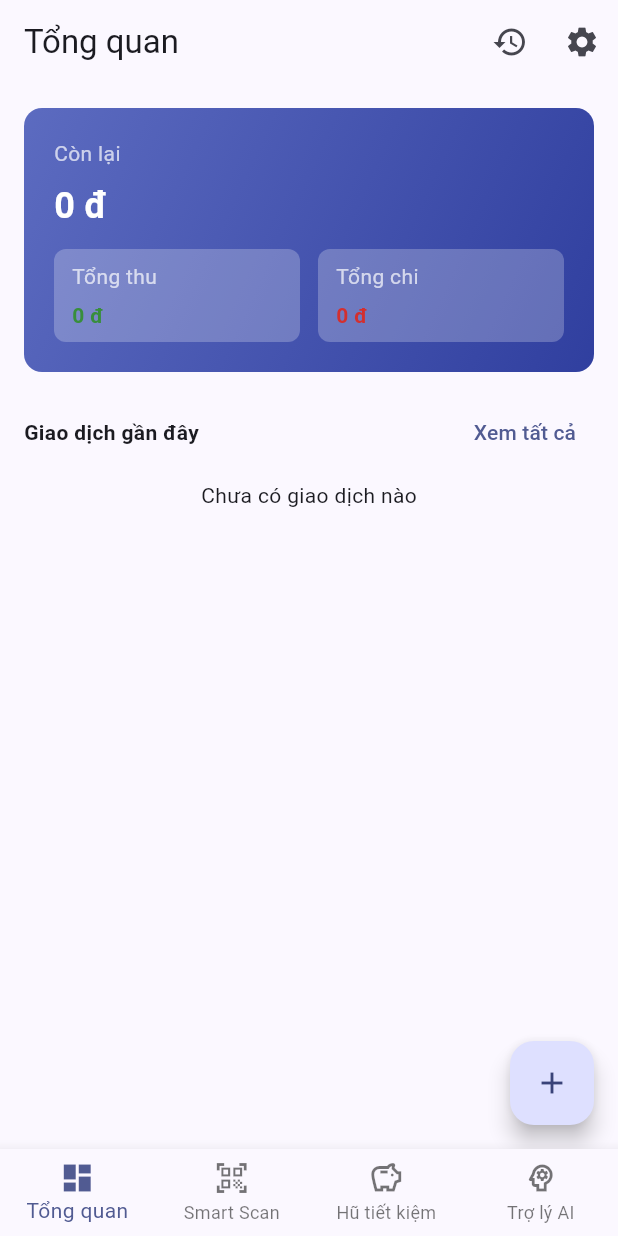
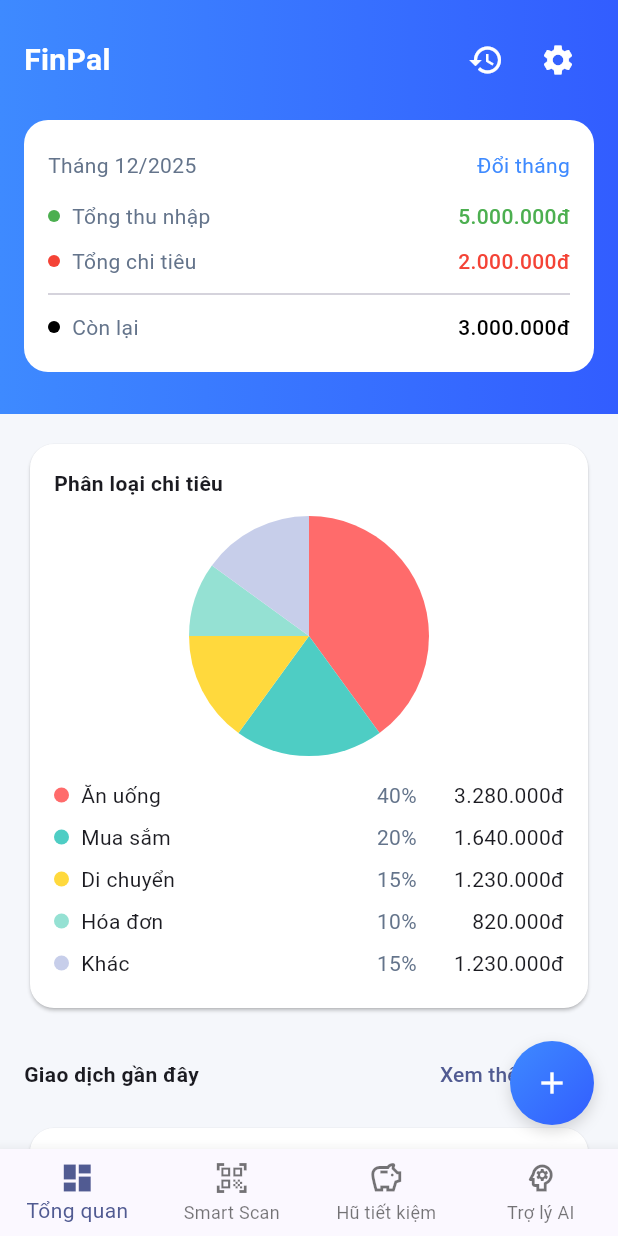
Before and after one commit to huynq2004/FinPal, a Flutter app: the screen it shows after launch, on a phone screen of 412 x 824 dp. Run offline on Flutter 3.47's test engine with Material 3 defaults, Android fonts, the phone set to English and light mode, and no system bars; our stand-ins replace sqflite; accounts and stored records are empty.

Commit message:
[fix] add charts to dashboard

```diff
--- /dev/null
+++ b/lib/domain/models/category_stat.dart
@@ -0,0 +1,15 @@
+import 'package:flutter/material.dart';
+
+class CategoryStat {
+  final String name;
+  final Color color;
+  final double percent; // 0..1
+  final int amount; // VND
+
+  const CategoryStat({
+    required this.name,
+    required this.color,
+    required this.percent,
+    required this.amount,
+  });
+}
--- a/lib/ui/screens/dashboard_screen.dart
+++ b/lib/ui/screens/dashboard_screen.dart
@@ -3,9 +3,11 @@ import 'package:provider/provider.dart';
 import 'package:intl/intl.dart';
 
 import '../viewmodels/dashboard_viewmodel.dart';
-import 'manual_transaction_screen.dart';
+import '../widgets/pie_chart.dart';
+import '../widgets/transaction_tile.dart';
 import 'settings_screen.dart';
 import 'transaction_history_screen.dart';
+import 'manual_transaction_screen.dart';
 
 class DashboardScreen extends StatefulWidget {
   const DashboardScreen({super.key});
@@ -18,8 +20,6 @@ class _DashboardScreenState extends State<DashboardScreen> {
   @override
   void initState() {
     super.initState();
-
-    // Load summary lần đầu
     WidgetsBinding.instance.addPostFrameCallback((_) {
       final now = DateTime.now();
       context.read<DashboardViewModel>().loadSummary(now.year, now.month);
@@ -28,88 +28,113 @@ class _DashboardScreenState extends State<DashboardScreen> {
 
   @override
   Widget build(BuildContext context) {
+    final fmt = NumberFormat.decimalPattern('vi');
+    String money(int v) => '${fmt.format(v)}đ';
+
     return Scaffold(
-      appBar: AppBar(
-        title: const Text('Tổng quan'),
-        actions: [
-          // ✅ Mở Transaction History
+      backgroundColor: const Color(0xFFF5F7FB),
+      body: Consumer<DashboardViewModel>(
+        builder: (context, vm, _) {
+          return SingleChildScrollView(
+            child: Column(
+              children: [
+                /// ================= HEADER =================
+                Container(
+                  width: double.infinity,
+                  padding: EdgeInsets.fromLTRB(16, MediaQuery.of(context).padding.top + 16, 16, 28),
+                  decoration: const BoxDecoration(
+                    gradient: LinearGradient(
+                      colors: [Color(0xFF3E8AFF), Color(0xFF325DFF)],
+                    ),
+                  ),
+                  child: Column(
+                    children: [
+                      Row(
+                        mainAxisAlignment: MainAxisAlignment.spaceBetween,
+                        children: [
+                          const Text(
+                            'FinPal',
+                            style: TextStyle(
+                              color: Colors.white,
+                              fontSize: 20,
+                              fontWeight: FontWeight.w600,
+                            ),
+                          ),
+                          Row(
+                            children: [
                               IconButton(
-            icon: const Icon(Icons.history),
-            tooltip: 'Lịch sử giao dịch',
+                                icon: const Icon(Icons.history, color: Colors.white),
                                 onPressed: () {
-              Navigator.of(context).push(
+                                  Navigator.push(
+                                    context,
                                     MaterialPageRoute(
-                  builder: (_) => const TransactionHistoryScreen(),
-                ),
+                                        builder: (_) => const TransactionHistoryScreen()),
                                   );
                                 },
                               ),
-
-          // ✅ Mở Settings
                               IconButton(
-            icon: const Icon(Icons.settings),
-            tooltip: 'Cài đặt',
+                                icon: const Icon(Icons.settings, color: Colors.white),
                                 onPressed: () {
-              Navigator.of(context).push(
+                                  Navigator.push(
+                                    context,
                                     MaterialPageRoute(
-                  builder: (_) => const SettingsScreen(),
-                ),
+                                        builder: (_) => const SettingsScreen()),
                                   );
                                 },
                               ),
                             ],
+                          )
+                        ],
                       ),
-      body: Consumer<DashboardViewModel>(
-        builder: (context, vm, _) {
-          final fmt = NumberFormat.decimalPattern('vi');
+                      const SizedBox(height: 16),
 
-          String money(int value) => '${fmt.format(value)} đ';
-
-          return Padding(
-            padding: const EdgeInsets.all(16.0),
-            child: SingleChildScrollView(
-              child: Column(
-                crossAxisAlignment: CrossAxisAlignment.start,
-                children: [
-                // Balance card
+                      /// Summary Card
                       Container(
-                  width: double.infinity,
-                  padding: const EdgeInsets.all(20),
+                        padding: const EdgeInsets.symmetric(
+                            horizontal: 16, vertical: 20),
                         decoration: BoxDecoration(
-                    gradient: LinearGradient(
-                      colors: [Colors.indigo.shade400, Colors.indigo.shade700],
-                      begin: Alignment.topLeft,
-                      end: Alignment.bottomRight,
-                    ),
-                    borderRadius: BorderRadius.circular(12),
+                          color: Colors.white,
+                          borderRadius: BorderRadius.circular(16),
                         ),
                         child: Column(
-                    crossAxisAlignment: CrossAxisAlignment.start,
                           children: [
+                            Row(
+                              mainAxisAlignment: MainAxisAlignment.spaceBetween,
+                              children: [
+                                Text(
+                                  vm.monthLabel(DateTime.now().year,
+                                      DateTime.now().month),
+                                  style: const TextStyle(
+                                      color: Color(0xFF64748B)),
+                                ),
                                 const Text(
+                                  'Đổi tháng',
+                                  style:
+                                      TextStyle(color: Color(0xFF3E8AFF)),
+                                )
+                              ],
+                            ),
+                            const SizedBox(height: 14),
+
+                            _summaryRow(
+                              'Tổng thu nhập',
+                              money(vm.totalIncome),
+                              Colors.green,
+                            ),
+                            const SizedBox(height: 10),
+                            _summaryRow(
+                              'Tổng chi tiêu',
+                              money(vm.totalExpense),
+                              Colors.red,
+                            ),
+                            const Divider(height: 24),
+                            _summaryRow(
                               'Còn lại',
-                        style: TextStyle(color: Colors.white70),
-                      ),
-                      const SizedBox(height: 8),
-                      Text(
                               money(vm.balance),
-                        style: const TextStyle(
-                          color: Colors.white,
-                          fontSize: 24,
-                          fontWeight: FontWeight.bold,
-                        ),
-                      ),
-                      const SizedBox(height: 12),
-                      Row(
-                        children: [
-                          Expanded(
-                            child: _smallSummaryCard('Tổng thu', money(vm.totalIncome), Colors.green.shade700),
-                          ),
-                          const SizedBox(width: 12),
-                          Expanded(
-                            child: _smallSummaryCard('Tổng chi', money(vm.totalExpense), Colors.red.shade700),
+                              Colors.black,
                             ),
                           ],
+                        ),
                       ),
                     ],
                   ),
@@ -117,106 +142,191 @@ class _DashboardScreenState extends State<DashboardScreen> {
 
                 const SizedBox(height: 16),
 
-                // Recent transactions header
-                Row(
-                  mainAxisAlignment: MainAxisAlignment.spaceBetween,
+                /// ================= PHÂN LOẠI =================
+                Padding(
+                  padding: const EdgeInsets.symmetric(horizontal: 16),
+                  child: Card(
+                    shape: RoundedRectangleBorder(
+                        borderRadius: BorderRadius.circular(16)),
+                    color: Colors.white,
+                    child: Padding(
+                      padding: const EdgeInsets.all(16),
+                      child: Column(
+                        crossAxisAlignment: CrossAxisAlignment.start,
                         children: [
-                    const Text('Giao dịch gần đây', style: TextStyle(fontWeight: FontWeight.bold)),
-                    TextButton(
-                      onPressed: () => Navigator.of(context).push(MaterialPageRoute(builder: (_) => const TransactionHistoryScreen())),
-                      child: const Text('Xem tất cả'),
+                          const Text(
+                            'Phân loại chi tiêu',
+                            style: TextStyle(fontWeight: FontWeight.w600),
+                          ),
+                          const SizedBox(height: 12),
+
+                          Center(
+                            child: SizedBox(
+                              width: 160,
+                              height: 160,
+                              child: vm.categories.isEmpty
+                                  ? const SizedBox()
+                                  : PieChart(data: vm.categories, size: 160),
+                            ),
+                          ),
+
+                          const SizedBox(height: 12),
+
+                          ...vm.categories.map((c) {
+                            return Padding(
+                              padding:
+                                  const EdgeInsets.symmetric(vertical: 4),
+                              child: Row(
+                                children: [
+                                  Container(
+                                    width: 10,
+                                    height: 10,
+                                    decoration: BoxDecoration(
+                                        color: c.color,
+                                        shape: BoxShape.circle),
+                                  ),
+                                  const SizedBox(width: 8),
+                                  Expanded(child: Text(c.name)),
+                                  SizedBox(
+                                    width: 40,
+                                    child: Text(
+                                      '${(c.percent * 100).toStringAsFixed(0)}%',
+                                      textAlign: TextAlign.right,
+                                      style: const TextStyle(
+                                          color: Color(0xFF64748B)),
+                                    ),
+                                  ),
+                                  const SizedBox(width: 8),
+                                  SizedBox(
+                                    width: 90,
+                                    child: Text(
+                                      money(c.amount),
+                                      textAlign: TextAlign.right,
+                                    ),
                                   ),
                                 ],
                               ),
+                            );
+                          }).toList(),
+                        ],
+                      ),
+                    ),
+                  ),
+                ),
 
-                const SizedBox(height: 8),
-
-                // Recent transactions list
-                if (vm.recentTransactions.isEmpty)
-                  const Center(child: Text('Chưa có giao dịch nào'))
-                else
-                  Column(
-                    children: vm.recentTransactions
-                        .take(3)
-                        .map((tx) => _transactionPreviewTile(tx, fmt))
-                        .toList(),
+                /// ================= GIAO DỊCH GẦN ĐÂY =================
+                Padding(
+                  padding:
+                      const EdgeInsets.fromLTRB(16, 16, 16, 8),
+                  child: Row(
+                    mainAxisAlignment: MainAxisAlignment.spaceBetween,
+                    children: [
+                      const Text(
+                        'Giao dịch gần đây',
+                        style: TextStyle(fontWeight: FontWeight.w600),
+                      ),
+                      TextButton.icon(
+                        onPressed: () {
+                          Navigator.push(
+                            context,
+                            MaterialPageRoute(
+                                builder: (_) =>
+                                    const TransactionHistoryScreen()),
+                          );
+                        },
+                        icon: const Text('Xem thêm'),
+                        label: const Icon(Icons.arrow_forward_ios, size: 14),
                       ),
                     ],
                   ),
-          ));
+                ),
+
+                Padding(
+                  padding: const EdgeInsets.symmetric(horizontal: 16),
+                  child: Card(
+                    shape: RoundedRectangleBorder(
+                        borderRadius: BorderRadius.circular(16)),
+                    color: Colors.white,
+                      child: Column(
+                      children: vm.recentTransactions
+                        .take(3)
+                        .map((tx) => TransactionTile(tx: tx))
+                        .toList(),
+                      ),
+                  ),
+                ),
+
+                const SizedBox(height: 90),
+              ],
+            ),
+          );
         },
       ),
+      /// ================= FAB =================
       floatingActionButton: FloatingActionButton(
         onPressed: () async {
-          final result = await Navigator.of(context).push(
-            MaterialPageRoute(
-              builder: (_) => const ManualTransactionScreen(),
-            ),
+          final result = await Navigator.push(
+            context,
+            MaterialPageRoute(builder: (_) => const ManualTransactionScreen()),
           );
 
-          // Refresh summary if transaction was saved successfully
+          // If a new transaction was saved, refresh the summary
           if (result == true && mounted) {
             final now = DateTime.now();
             context.read<DashboardViewModel>().loadSummary(now.year, now.month);
           }
         },
-        child: const Icon(Icons.add),
+        backgroundColor: Colors.transparent,
+        elevation: 0,
+        child: Container(
+          width: 56,
+          height: 56,
+          decoration: BoxDecoration(
+            gradient: const LinearGradient(
+              colors: [Color(0xFF3E8AFF), Color(0xFF325DFF)],
+              begin: Alignment.topLeft,
+              end: Alignment.bottomRight,
+            ),
+            shape: BoxShape.circle,
+            boxShadow: [BoxShadow(color: Colors.black.withOpacity(0.15), blurRadius: 8, offset: const Offset(0, 4))],
+          ),
+          child: const Icon(Icons.add, color: Colors.white),
+        ),
       ),
     );
   }
 
-  Widget _row(String label, int amount, Color color) {
-    final formatter = NumberFormat('#,###', 'vi_VN');
+
+  Widget _summaryRow(String label, String value, Color color) {
     return Row(
       mainAxisAlignment: MainAxisAlignment.spaceBetween,
       children: [
-        Text(label),
+        Row(
+          children: [
+            Container(
+              width: 8,
+              height: 8,
+              decoration: BoxDecoration(color: color, shape: BoxShape.circle),
+            ),
+            const SizedBox(width: 8),
             Text(
-          '${formatter.format(amount)} đ',
-          style: TextStyle(fontWeight: FontWeight.bold, color: color),
+              label,
+              style: const TextStyle(
+                color: Color(0xFF64748B),
+                fontWeight: FontWeight.w400,
+              ),
+            ),
+          ],
+        ),
+        Text(
+          value,
+          style: TextStyle(
+            color: color,
+            fontWeight: FontWeight.w500,
+          ),
         ),
       ],
     );
   }
 
-  Widget _smallSummaryCard(String label, String amount, Color color) {
-    return Container(
-      padding: const EdgeInsets.symmetric(vertical: 8, horizontal: 12),
-      decoration: BoxDecoration(
-        color: Colors.white24,
-        borderRadius: BorderRadius.circular(8),
-      ),
-      child: Column(
-        crossAxisAlignment: CrossAxisAlignment.start,
-        children: [
-          Text(label, style: const TextStyle(color: Colors.white70)),
-          const SizedBox(height: 6),
-          Text(amount, style: TextStyle(color: color, fontWeight: FontWeight.bold)),
-        ],
-      ),
-    );
 }
-
-  Widget _transactionPreviewTile(tx, NumberFormat fmt) {
-    final isIncome = tx.type == 'income';
-    return Card(
-      margin: const EdgeInsets.symmetric(vertical: 6),
-      child: ListTile(
-        leading: Icon(
-          isIncome ? Icons.arrow_downward : Icons.arrow_upward,
-          color: isIncome ? Colors.green : Colors.red,
-        ),
-        title: Text('${isIncome ? '+' : '-'} ${fmt.format(tx.amount)} đ',
-            style: TextStyle(fontWeight: FontWeight.bold, color: isIncome ? Colors.green : Colors.red)),
-        subtitle: Column(
-          crossAxisAlignment: CrossAxisAlignment.start,
-          children: [
-            Text('Danh mục: ${tx.categoryName}'),
-            if (tx.bank != null) Text('Ngân hàng: ${tx.bank}'),
-          ],
-        ),
-        onTap: () => Navigator.of(context).push(MaterialPageRoute(builder: (_) => const TransactionHistoryScreen())),
-      ),
-    );
-  }
-}
--- a/lib/ui/viewmodels/dashboard_viewmodel.dart
+++ b/lib/ui/viewmodels/dashboard_viewmodel.dart
@@ -1,5 +1,7 @@
 import 'package:flutter/foundation.dart';
+import 'package:flutter/material.dart';
 import '../../domain/models/transaction.dart';
+import '../../domain/models/category_stat.dart';
 
 class DashboardViewModel extends ChangeNotifier {
   int totalIncome = 0;
@@ -9,6 +11,13 @@ class DashboardViewModel extends ChangeNotifier {
   final List<Transaction> _recent = [];
 
   List<Transaction> get recentTransactions => List.unmodifiable(_recent);
+
+  List<CategoryStat> _categories = [];
+  List<CategoryStat> get categories => List.unmodifiable(_categories);
+
+  String monthLabel(int year, int month) {
+    return 'Tháng $month/$year';
+  }
 
   Future<void> loadSummary(int year, int month) async {
     // Sprint 1: fake data để DONE UI
@@ -26,6 +35,7 @@ class DashboardViewModel extends ChangeNotifier {
         bank: 'ACB',
         createdAt: DateTime.now().subtract(const Duration(days: 3)),
         note: 'Salary',
+        source: 'manual',
       ),
       Transaction(
         id: 2,
@@ -35,6 +45,7 @@ class DashboardViewModel extends ChangeNotifier {
         bank: 'TCB',
         createdAt: DateTime.now().subtract(const Duration(days: 1, hours: 3)),
         note: 'THE COFFEE HOUSE',
+        source: 'manual',
       ),
       Transaction(
         id: 1,
@@ -44,8 +55,19 @@ class DashboardViewModel extends ChangeNotifier {
         bank: 'VCB',
         createdAt: DateTime.now().subtract(const Duration(hours: 2)),
         note: 'GRAB',
+        source: 'manual',
       ),
     ]);
+
+
+    // Fake category stats for pie chart
+    _categories = [
+      const CategoryStat(name: 'Ăn uống', color: Color(0xFFFF6B6B), percent: 0.40, amount: 3280000),
+      const CategoryStat(name: 'Mua sắm', color: Color(0xFF4ECDC4), percent: 0.20, amount: 1640000),
+      const CategoryStat(name: 'Di chuyển', color: Color(0xFFFFD93D), percent: 0.15, amount: 1230000),
+      const CategoryStat(name: 'Hóa đơn', color: Color(0xFF95E1D3), percent: 0.10, amount: 820000),
+      const CategoryStat(name: 'Khác', color: Color(0xFFC7CEEA), percent: 0.15, amount: 1230000),
+    ];
 
     notifyListeners();
 
--- /dev/null
+++ b/lib/ui/widgets/finpal_bottom_nav.dart
@@ -0,0 +1,32 @@
+import 'package:flutter/material.dart';
+
+class FinPalBottomNav extends StatelessWidget {
+  final int currentIndex;
+  final ValueChanged<int> onTap;
+
+  const FinPalBottomNav({
+    super.key,
+    required this.currentIndex,
+    required this.onTap,
+  });
+
+  @override
+  Widget build(BuildContext context) {
+    return BottomNavigationBar(
+      currentIndex: currentIndex,
+      onTap: onTap,
+      type: BottomNavigationBarType.fixed,
+      selectedItemColor: const Color(0xFF3E8AFF),
+      unselectedItemColor: const Color(0xFF94A3B8),
+      backgroundColor: Colors.white,
+      selectedFontSize: 11,
+      unselectedFontSize: 11,
+      items: const [
+        BottomNavigationBarItem(icon: Icon(Icons.home_rounded), label: 'Tổng quan'),
+        BottomNavigationBarItem(icon: Icon(Icons.qr_code_scanner_rounded), label: 'Smart Scan'),
+        BottomNavigationBarItem(icon: Icon(Icons.savings_rounded), label: 'Hũ tiết kiệm'),
+        BottomNavigationBarItem(icon: Icon(Icons.auto_awesome_rounded), label: 'Trợ lý AI'),
+      ],
+    );
+  }
+}
--- /dev/null
+++ b/lib/ui/widgets/pie_chart.dart
@@ -0,0 +1,61 @@
+import 'dart:math';
+import 'package:flutter/material.dart';
+import '../../domain/models/category_stat.dart';
+
+class PieChart extends StatelessWidget {
+  final List<CategoryStat> data;
+  final double size;
+
+  const PieChart({
+    super.key,
+    required this.data,
+    this.size = 160,
+  });
+
+  @override
+  Widget build(BuildContext context) {
+    return SizedBox(
+      width: size,
+      height: size,
+      child: CustomPaint(
+        painter: _PiePainter(data),
+      ),
+    );
+  }
+}
+
+class _PiePainter extends CustomPainter {
+  final List<CategoryStat> data;
+
+  _PiePainter(this.data);
+
+  @override
+  void paint(Canvas canvas, Size size) {
+    final center = Offset(size.width / 2, size.height / 2);
+    final radius = size.width / 2;
+
+    final paint = Paint()
+      ..style = PaintingStyle.fill
+      ..isAntiAlias = true;
+
+    double startRadian = -pi / 2; // bắt đầu từ đỉnh trên
+
+    for (final item in data) {
+      final sweepRadian = item.percent * 2 * pi;
+      paint.color = item.color;
+
+      canvas.drawArc(
+        Rect.fromCircle(center: center, radius: radius),
+        startRadian,
+        sweepRadian,
+        true, // true => hình quạt (kín)
+        paint,
+      );
+
+      startRadian += sweepRadian;
+    }
+  }
+
+  @override
+  bool shouldRepaint(covariant CustomPainter oldDelegate) => false;
+}
--- /dev/null
+++ b/lib/ui/widgets/transaction_tile.dart
@@ -0,0 +1,59 @@
+import 'package:flutter/material.dart';
+import 'package:intl/intl.dart';
+import '../../domain/models/transaction.dart';
+
+class TransactionTile extends StatelessWidget {
+  final Transaction tx;
+  final VoidCallback? onTap;
+  final bool showFullDate;
+
+  const TransactionTile({super.key, required this.tx, this.onTap, this.showFullDate = false});
+
+  @override
+  Widget build(BuildContext context) {
+    final fmt = NumberFormat.decimalPattern('vi');
+    final dateFmt = showFullDate ? DateFormat('dd/MM/yyyy HH:mm') : DateFormat('dd/MM, HH:mm');
+    final isIncome = tx.type == 'income';
+
+    return Padding(
+      padding: const EdgeInsets.symmetric(vertical: 4),
+      child: ListTile(
+        onTap: onTap,
+        leading: CircleAvatar(
+          backgroundColor: isIncome ? Colors.green.shade50 : Colors.red.shade50,
+          child: Icon(
+            isIncome ? Icons.trending_up : Icons.trending_down,
+            color: isIncome ? Colors.green : Colors.red,
+          ),
+        ),
+        title: Text(
+          (tx.note ?? tx.categoryName).toUpperCase(),
+          style: const TextStyle(fontWeight: FontWeight.w600, fontSize: 15),
+        ),
+        subtitle: Text(
+          '${tx.categoryName}${tx.bank != null && tx.bank!.isNotEmpty ? ' - ${tx.bank}' : ''}',
+          style: const TextStyle(color: Color(0xFF94A3B8), fontSize: 13),
+        ),
+        trailing: Column(
+          crossAxisAlignment: CrossAxisAlignment.end,
+          mainAxisAlignment: MainAxisAlignment.center,
+          children: [
+            Text(
+              '${isIncome ? '+' : '-'} ${fmt.format(tx.amount)}đ',
+              style: TextStyle(
+                color: isIncome ? Colors.green : Colors.red,
+                fontWeight: FontWeight.w600,
+                fontSize: 16,
+              ),
+            ),
+            const SizedBox(height: 4),
+            Text(
+              dateFmt.format(tx.createdAt),
+              style: const TextStyle(fontSize: 12, color: Color(0xFF94A3B8)),
+            ),
+          ],
+        ),
+      ),
+    );
+  }
+}
```
Also changed, not shown: 4 other files. Lines whose indentation alone changed are shown as unchanged.
